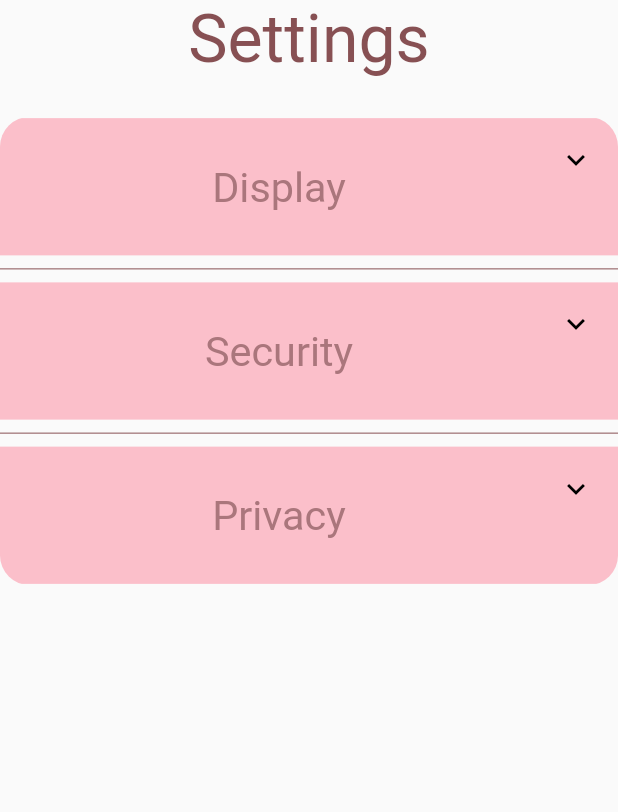
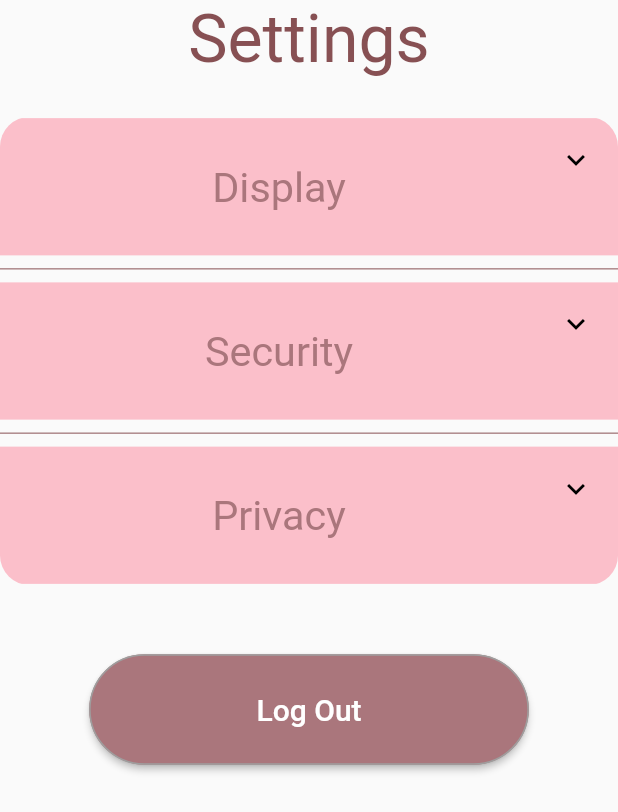
Before and after one commit to Spandan14/HumanKnit, a Flutter app: the SettingsPage widget shown alone on an empty page, opened directly, on a phone screen of 412 x 824 dp. Shown: the top 812 px of the screen. Run offline on Flutter 3.47's test engine with Material 2 defaults, Android fonts, the phone set to English and light mode, and no system bars; our stand-ins replace cloud_firestore, firebase_auth; accounts and stored records are empty.

Commit message:
added logout functionality and made email appear in profile page using async and await firebase calls

```diff
--- a/humanknit/lib/main.dart
+++ b/humanknit/lib/main.dart
@@ -1,5 +1,6 @@
 import 'package:flutter/material.dart';
 import 'package:humanknit/signup.dart';
+import 'package:humanknit/splash.dart';
 import 'login.dart';
 import 'experiences.dart';
 import 'launch.dart';
@@ -8,7 +9,7 @@ import 'nav.dart';
 void main() {
   runApp(
     MaterialApp(
-      home: LaunchScreen(),
+      home: SplashScreen(),
     ),
   );
 }
--- a/humanknit/lib/settings.dart
+++ b/humanknit/lib/settings.dart
@@ -1,5 +1,8 @@
 import 'package:flutter/material.dart';
 import 'package:humanknit/customexpansiontile.dart' as custom;
+import 'package:firebase_auth/firebase_auth.dart';
+import 'package:cloud_firestore/cloud_firestore.dart';
+import 'login.dart';
 
 class SettingsPage extends StatefulWidget {
   @override
@@ -19,7 +22,7 @@ class SettingsPageState extends State<SettingsPage> {
   @override
   Widget build(BuildContext context) {
     final height = MediaQuery.of(context).size.height;
-
+    final width = MediaQuery.of(context).size.width;
     final expansionList = Column(
       children: [
         Container(
@@ -230,6 +233,28 @@ class SettingsPageState extends State<SettingsPage> {
       ],
     );
 
+    final logoutButton = Container(
+        height: height * 130/896,
+        child: Padding (
+          padding: EdgeInsets.only(top: height * 50/896, right: width * 60/416, left: width * 60/416),
+            child: RaisedButton(
+              shape: RoundedRectangleBorder(
+                  borderRadius: BorderRadius.circular(100),
+                  side: BorderSide(color: Colors.grey)),
+              color: Color(0xffaa767c),
+              onPressed: () {
+                FirebaseAuth.instance.signOut().then((result) => Navigator.push(context, MaterialPageRoute(
+                    builder: (context) => LoginScreen()
+                ))).catchError((err) => print(err));
+              },
+              child: Text('Log Out',
+                  style:
+                  TextStyle(fontSize: 20, color: Colors.white)
+              ),
+            )
+        )
+    );
+
     return Center(
       child: ListView(
         children: [
@@ -245,6 +270,7 @@ class SettingsPageState extends State<SettingsPage> {
             height: 28 / 896 * height,
           ),
           expansionList,
+          logoutButton
         ],
       ),
     );
```
Also changed, not shown: humanknit/lib/profile.dart (+25 -3 lines), humanknit/lib/splash.dart (added, +49 -0 lines).
